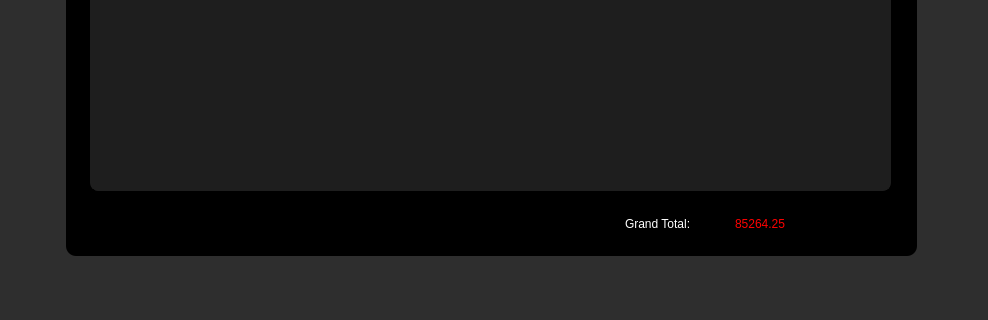
Qt form assets/ui/view_order_modal.ui (JinxSeven/retail-manager-lite) before a commit; both pictures show x 0 to 988 and y 370 to 690 of the 988 by 690 pixel window.
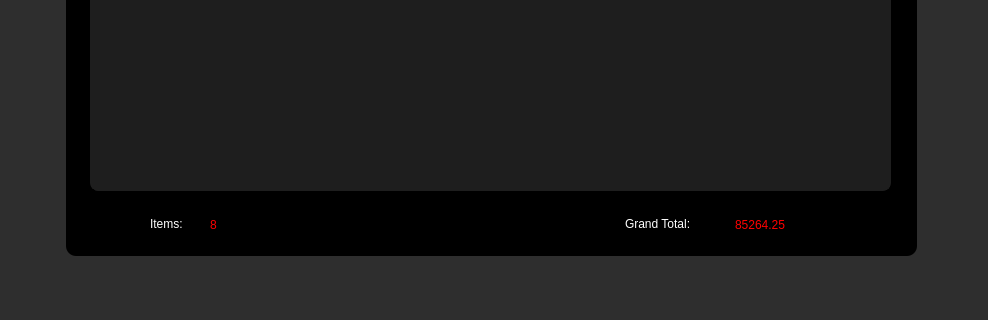
The same form after that commit. Icons and pictures are not drawn.

Commit message:
Enhance order modal with item count and UI updates
- Added item count display to the order modal and updated UI elements for improved clarity.
- Refactored ViewOrderButton and ViewOrderModal to support passing a display label for error/info messages.
- Adjusted table column widths and improved confirmation messaging in order handlers.
- Updated window titles and icons for better branding.

```diff
--- a/assets/ui/view_order_modal.ui
+++ b/assets/ui/view_order_modal.ui
@@ -297,7 +297,7 @@
    <property name="geometry">
     <rect>
      <x>735</x>
-     <y>573</y>
+     <y>574</y>
      <width>121</width>
      <height>41</height>
     </rect>
@@ -329,6 +329,42 @@
     <string>Grand Total:</string>
    </property>
   </widget>
+  <widget class="QLabel" name="login_instruction_5">
+   <property name="geometry">
+    <rect>
+     <x>150</x>
+     <y>573</y>
+     <width>101</width>
+     <height>41</height>
+    </rect>
+   </property>
+   <property name="styleSheet">
+    <string notr="true">background-color:rgba(255, 255, 255, 0);
+font: 63 11pt &quot;Poppins SemiBold&quot;;
+color: white</string>
+   </property>
+   <property name="text">
+    <string>Items:</string>
+   </property>
+  </widget>
+  <widget class="QLabel" name="viewOrdOrdItems">
+   <property name="geometry">
+    <rect>
+     <x>210</x>
+     <y>574</y>
+     <width>121</width>
+     <height>41</height>
+    </rect>
+   </property>
+   <property name="styleSheet">
+    <string notr="true">background-color:rgba(255, 255, 255, 0);
+font: 63 11pt &quot;Poppins SemiBold&quot;;
+color: red</string>
+   </property>
+   <property name="text">
+    <string>8</string>
+   </property>
+  </widget>
  </widget>
  <resources/>
  <connections/>
```
Left out of the diff: 4 changed lines with no effect on the pictures. The commit also changes 5 other files.
